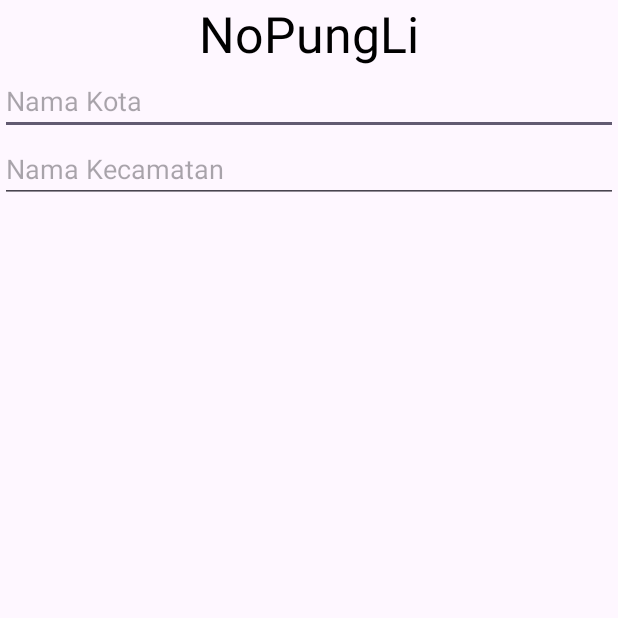
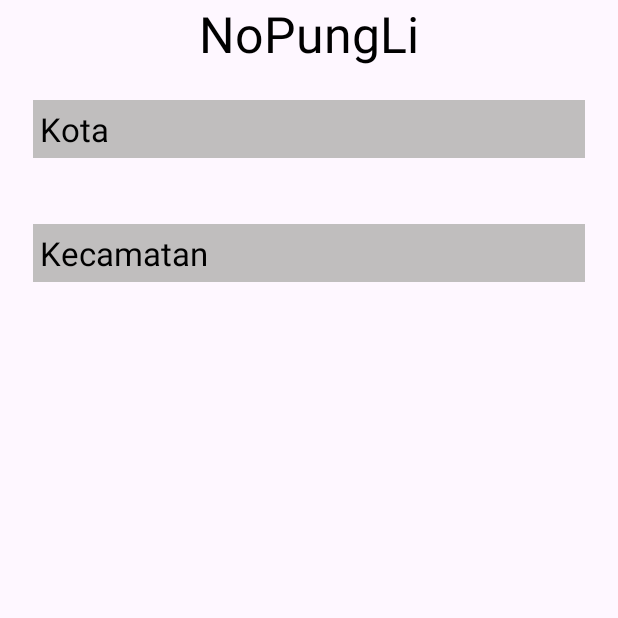
Before and after one commit to VickyDarmana/NoPungLi, an Android app: the screen it shows after launch (JuruParkir), on a phone screen of 412 x 824 dp, the top half of it. Run offline under Robolectric (Android 15) with nearby library versions, the phone set to English and light mode, and no system bars; libraries missing offline, so code that uses them is left out: io.realm; 14 statements that could not run were skipped.

Commit message:
asdacxz
acxzasxs

```diff
--- a/app/src/main/res/layout/activity_juru_parkir.xml
+++ b/app/src/main/res/layout/activity_juru_parkir.xml
@@ -15,7 +15,7 @@
 
         <LinearLayout
             android:layout_width="match_parent"
-            android:layout_height="212dp"
+            android:layout_height="240dp"
             android:orientation="vertical"
             tools:layout_editor_absoluteX="1dp"
             tools:layout_editor_absoluteY="1dp">
@@ -25,26 +25,35 @@
                 android:id="@+id/textView8"
                 android:layout_width="match_parent"
                 android:layout_height="wrap_content"
+                android:text="NoPungLi"
+                android:textAlignment="center"
                 android:textColor="@color/black"
-                android:textSize="15pt"
-                android:textAlignment="center"
-                android:text="NoPungLi" />
+                android:textSize="15pt" />
 
-            <EditText
+            <TextView
                 android:id="@+id/editTextText3"
                 android:layout_width="match_parent"
                 android:layout_height="wrap_content"
+                android:layout_margin="10pt"
+                android:background="@color/grey"
                 android:ems="10"
-                android:inputType="text"
-                android:hint="Nama Kota" />
+                android:padding="2pt"
+                android:text="Kota"
+                android:textColor="@color/black"
+                android:textSize="10pt"
+                />
 
-            <EditText
+            <TextView
                 android:id="@+id/editTextText4"
                 android:layout_width="match_parent"
                 android:layout_height="wrap_content"
+                android:layout_margin="10pt"
+                android:background="@color/grey"
                 android:ems="10"
-                android:inputType="text"
-                android:hint="Nama Kecamatan"/>
+                android:padding="2pt"
+                android:text="Kecamatan"
+                android:textColor="@color/black"
+                android:textSize="10pt" />
         </LinearLayout>
 
         <ListView
```
